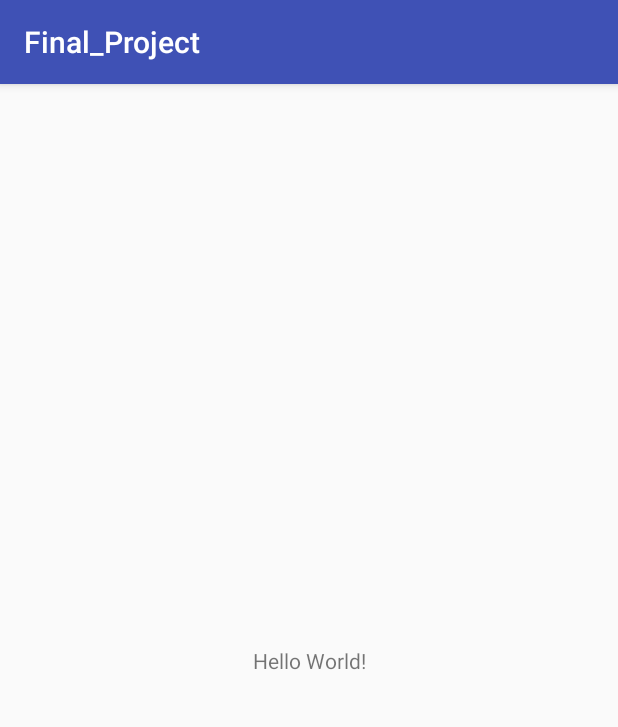
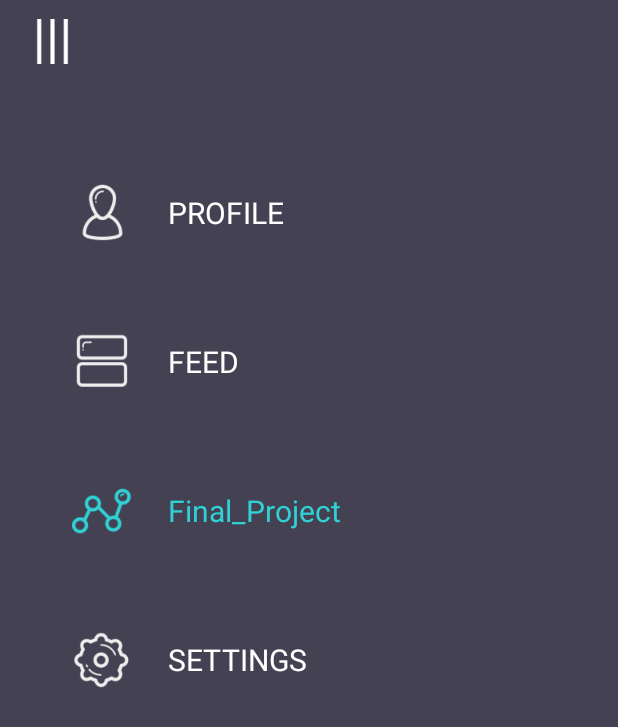
Before and after one commit to KingsleyChung/Android_Final_Project, an Android app: the screen it shows after launch (MainActivity), on a phone screen of 412 x 824 dp. Shown: the top 727 px of the screen. Run offline under Robolectric (Android 15) with nearby library versions, the phone set to English and light mode, and no system bars; libraries missing offline, so code that uses them is left out: com.yalantis.guillotine; 1 statement that could not run was skipped.

Commit message:
add menu framework and animation

```diff
--- /dev/null
+++ b/app/src/main/java/cn/kingsleychung/final_project/App.java
@@ -0,0 +1,23 @@
+package cn.kingsleychung.final_project;
+
+import android.app.Application;
+import android.graphics.Typeface;
+
+/**
+ * Created by Kings on 2017/12/13.
+ */
+
+public class App extends Application {
+    private static final String CANARO_EXTRA_BOLD_PATH = "fonts/canaro_extra_bold.otf";
+    public static Typeface canaroExtraBold;
+
+    @Override
+    public void onCreate() {
+        super.onCreate();
+        initTypeface();
+    }
+
+    private void initTypeface() {
+        canaroExtraBold = Typeface.createFromAsset(getAssets(), CANARO_EXTRA_BOLD_PATH);
+    }
+}
--- /dev/null
+++ b/app/src/main/java/cn/kingsleychung/final_project/CanaroTextView.java
@@ -0,0 +1,27 @@
+package cn.kingsleychung.final_project;
+
+import android.content.Context;
+import android.util.AttributeSet;
+import android.widget.TextView;
+
+import cn.kingsleychung.final_project.App;
+
+/**
+ * Created by Kings on 2017/12/13.
+ */
+
+public class CanaroTextView extends TextView {
+    public CanaroTextView(Context context) {
+        this(context, null);
+    }
+
+    public CanaroTextView(Context context, AttributeSet attrs) {
+        this(context, attrs, 0);
+    }
+
+    public CanaroTextView(Context context, AttributeSet attrs, int defStyleAttr) {
+        super(context, attrs, defStyleAttr);
+        setTypeface(App.canaroExtraBold);
+    }
+
+}
--- a/app/src/main/java/cn/kingsleychung/final_project/MainActivity.java
+++ b/app/src/main/java/cn/kingsleychung/final_project/MainActivity.java
@@ -2,12 +2,42 @@ package cn.kingsleychung.final_project;
 
 import android.support.v7.app.AppCompatActivity;
 import android.os.Bundle;
+import android.support.v7.widget.Toolbar;
+import android.view.LayoutInflater;
+import android.view.View;
+import android.widget.FrameLayout;
+
+import com.yalantis.guillotine.animation.GuillotineAnimation;
 
 public class MainActivity extends AppCompatActivity {
+    private static final long RIPPLE_DURATION = 250;
+
+    Toolbar toolbar;
+    FrameLayout root;
+    View contentHamburger;
 
     @Override
     protected void onCreate(Bundle savedInstanceState) {
         super.onCreate(savedInstanceState);
         setContentView(R.layout.activity_main);
+        //ButterKnife.bind(this);
+
+        toolbar = findViewById(R.id.toolbar);
+        root = findViewById(R.id.root);
+        contentHamburger = findViewById(R.id.content_hamburger);
+
+        if (toolbar != null) {
+            setSupportActionBar(toolbar);
+            getSupportActionBar().setTitle(null);
+        }
+
+        View guillotineMenu = LayoutInflater.from(this).inflate(R.layout.guillotine, null);
+        root.addView(guillotineMenu);
+
+        new GuillotineAnimation.GuillotineBuilder(guillotineMenu, guillotineMenu.findViewById(R.id.guillotine_hamburger), contentHamburger)
+                .setStartDelay(RIPPLE_DURATION)
+                .setActionBarViewForAnimation(toolbar)
+                .setClosedOnStart(true)
+                .build();
     }
 }
--- a/app/src/main/res/layout/activity_main.xml
+++ b/app/src/main/res/layout/activity_main.xml
@@ -1,18 +1,46 @@
 <?xml version="1.0" encoding="utf-8"?>
-<android.support.constraint.ConstraintLayout xmlns:android="http://schemas.android.com/apk/res/android"
+<FrameLayout xmlns:android="http://schemas.android.com/apk/res/android"
     xmlns:app="http://schemas.android.com/apk/res-auto"
-    xmlns:tools="http://schemas.android.com/tools"
+    android:id="@+id/root"
     android:layout_width="match_parent"
     android:layout_height="match_parent"
-    tools:context="cn.kingsleychung.final_project.MainActivity">
+    android:background="@color/guillotine_background_dark"
+    android:orientation="vertical">
+    <View
+        android:layout_gravity="top"
+        android:layout_width="match_parent"
+        android:layout_height="@dimen/guillotine_actionbar_background_view_height"
+        android:background="@color/guillotine_background"
+        />
 
-    <TextView
-        android:layout_width="wrap_content"
-        android:layout_height="wrap_content"
-        android:text="Hello World!"
-        app:layout_constraintBottom_toBottomOf="parent"
-        app:layout_constraintLeft_toLeftOf="parent"
-        app:layout_constraintRight_toRightOf="parent"
-        app:layout_constraintTop_toTopOf="parent" />
+    <LinearLayout
+        android:layout_width="match_parent"
+        android:layout_height="match_parent"
+        android:orientation="vertical">
 
-</android.support.constraint.ConstraintLayout>
+        <android.support.v7.widget.Toolbar
+            android:id="@+id/toolbar"
+            app:contentInsetStart="0dp"
+            style="@style/Toolbar">
+
+            <ImageView
+                android:id="@+id/content_hamburger"
+                style="@style/ImageView.Hamburger"
+                android:src="@drawable/ic_menu" />
+
+            <cn.kingsleychung.final_project.CanaroTextView
+                android:layout_width="wrap_content"
+                android:layout_height="wrap_content"
+                android:layout_gravity="center"
+                android:text="@string/app_name"
+                android:textSize="@dimen/guillotine_item_text_size" />
+        </android.support.v7.widget.Toolbar>
+
+        <TextView
+            android:layout_width="match_parent"
+            android:layout_height="match_parent"
+            android:text="地图"
+            android:textSize="60sp"
+            android:gravity="center"/>
+    </LinearLayout>
+</FrameLayout>
--- /dev/null
+++ b/app/src/main/res/layout/guillotine.xml
@@ -0,0 +1,75 @@
+<?xml version="1.0" encoding="utf-8"?>
+<LinearLayout xmlns:android="http://schemas.android.com/apk/res/android"
+    xmlns:app="http://schemas.android.com/apk/res-auto"
+    android:layout_width="match_parent"
+    android:layout_height="match_parent"
+    android:background="@color/guillotine_background"
+    android:orientation="vertical">
+
+    <android.support.v7.widget.Toolbar
+        style="@style/Toolbar"
+        app:contentInsetStart="0dp">
+
+        <ImageView
+            android:id="@+id/guillotine_hamburger"
+            style="@style/ImageView.Hamburger"
+            android:src="@drawable/ic_menu_90" />
+    </android.support.v7.widget.Toolbar>
+
+    <LinearLayout
+        android:id="@+id/profile_group"
+        style="@style/LinearLayout.GuillotineItem"
+        android:layout_marginTop="@dimen/guillotine_medium_margin">
+
+        <ImageView
+            style="@style/ImageView.GuillotineItem"
+            android:src="@drawable/ic_profile" />
+
+        <cn.kingsleychung.final_project.CanaroTextView
+            style="@style/TextView.GuillotineItem"
+            android:text="@string/profile" />
+    </LinearLayout>
+
+    <LinearLayout
+        android:id="@+id/feed_group"
+        style="@style/LinearLayout.GuillotineItem">
+
+        <ImageView
+            style="@style/ImageView.GuillotineItem"
+            android:src="@drawable/ic_feed" />
+
+        <cn.kingsleychung.final_project.CanaroTextView
+            style="@style/TextView.GuillotineItem"
+            android:text="@string/feed" />
+    </LinearLayout>
+
+    <LinearLayout
+        android:id="@+id/activity_group"
+        style="@style/LinearLayout.GuillotineItem">
+
+        <ImageView
+            style="@style/ImageView.GuillotineItem"
+            android:src="@drawable/ic_activity_active" />
+
+        <cn.kingsleychung.final_project.CanaroTextView
+            style="@style/TextView.GuillotineItem.Selected"
+            android:text="@string/app_name" />
+    </LinearLayout>
+
+    <!--<View-->
+        <!--android:layout_width="match_parent"-->
+        <!--android:layout_height="@dimen/guillotine_divider_height" />-->
+
+    <LinearLayout
+        android:id="@+id/settings_group"
+        style="@style/LinearLayout.GuillotineItem">
+
+        <ImageView
+            style="@style/ImageView.GuillotineItem"
+            android:src="@drawable/ic_settings" />
+
+        <cn.kingsleychung.final_project.CanaroTextView
+            style="@style/TextView.GuillotineItem"
+            android:text="@string/settings" />
+    </LinearLayout>
+</LinearLayout>
--- a/app/src/main/res/values/colors.xml
+++ b/app/src/main/res/values/colors.xml
@@ -3,4 +3,8 @@
     <color name="colorPrimary">#3F51B5</color>
     <color name="colorPrimaryDark">#303F9F</color>
     <color name="colorAccent">#FF4081</color>
+
+    <color name="guillotine_background">#444153</color>
+    <color name="guillotine_background_dark">#383547</color>
+    <color name="selected_item_color">#30d1d5</color>
 </resources>
--- /dev/null
+++ b/app/src/main/res/values/dimens.xml
@@ -0,0 +1,12 @@
+<?xml version="1.0" encoding="utf-8"?>
+<resources>
+    <!-- Guillotine screen dimens-->
+    <dimen name="guillotine_small_margin">24dp</dimen>
+    <dimen name="guillotine_medium_margin">48dp</dimen>
+    <dimen name="guillotine_large_margin">80dp</dimen>
+    <dimen name="guillotine_divider_height">40dp</dimen>
+
+    <dimen name="guillotine_item_text_size">20sp</dimen>
+    <dimen name="guillotine_actionbar_background_view_height">35dp</dimen>
+
+</resources>
--- a/app/src/main/res/values/strings.xml
+++ b/app/src/main/res/values/strings.xml
@@ -1,3 +1,7 @@
 <resources>
     <string name="app_name">Final_Project</string>
+    <string name="profile">PROFILE</string>
+    <string name="feed">FEED</string>
+    <string name="activity">ACTIVITY</string>
+    <string name="settings">SETTINGS</string>
 </resources>
--- a/app/src/main/res/values/styles.xml
+++ b/app/src/main/res/values/styles.xml
@@ -1,11 +1,75 @@
 <resources>
 
     <!-- Base application theme. -->
-    <style name="AppTheme" parent="Theme.AppCompat.Light.DarkActionBar">
-        <!-- Customize your theme here. -->
-        <item name="colorPrimary">@color/colorPrimary</item>
-        <item name="colorPrimaryDark">@color/colorPrimaryDark</item>
-        <item name="colorAccent">@color/colorAccent</item>
+    <style name="AppTheme" parent="Theme.Guillotine"/>
+
+    <style name="Theme.Guillotine" parent="Theme.AppCompat.NoActionBar">
+        <item name="android:colorPrimaryDark">@color/guillotine_background</item>
+        <item name="android:colorPrimary">@color/guillotine_background_dark</item>
+        <item name="android:windowContentOverlay">@null</item>
+        <item name="android:windowNoTitle">true</item>
+        <item name="android:windowActionBar">false</item>
+    </style>
+
+    <style name="LinearLayout" />
+
+    <style name="LinearLayout.GuillotineItem">
+        <item name="android:layout_width">match_parent</item>
+        <item name="android:layout_height">wrap_content</item>
+        <item name="android:orientation">horizontal</item>
+        <item name="android:layout_marginTop">@dimen/guillotine_small_margin</item>
+    </style>
+
+    <style name="TextView" />
+
+    <style name="TextView.ToolbarTitle">
+        <item name="android:gravity">center</item>
+        <item name="android:textSize">24sp</item>
+        <item name="android:layout_width">match_parent</item>
+        <item name="android:layout_height">wrap_content</item>
+    </style>
+
+    <style name="TextView.GuillotineItem">
+        <item name="android:layout_width">wrap_content</item>
+        <item name="android:layout_height">wrap_content</item>
+        <item name="android:layout_marginLeft">@dimen/guillotine_small_margin</item>
+        <item name="android:textSize">@dimen/guillotine_item_text_size</item>
+        <item name="android:layout_gravity">center_vertical</item>
+        <item name="android:textColor">@android:color/white</item>
+    </style>
+
+    <style name="TextView.GuillotineItem.Selected">
+        <item name="android:textColor">@color/selected_item_color</item>
+    </style>
+
+    <style name="Toolbar">
+        <item name="android:layout_height">wrap_content</item>
+        <item name="android:layout_width">match_parent</item>
+        <item name="android:minHeight">?attr/actionBarSize</item>
+        <item name="android:windowNoTitle">true</item>
+        <item name="android:background">@color/guillotine_background</item>
+    </style>
+
+    <style name="ImageView" />
+
+    <style name="ImageView.ContentItem">
+        <item name="android:layout_height">wrap_content</item>
+        <item name="android:layout_width">match_parent</item>
+    </style>
+
+    <style name="ImageView.Hamburger" parent="Widget.AppCompat.ActionButton">
+        <item name="android:layout_height">30dp</item>
+        <item name="android:layout_width">30dp</item>
+        <item name="android:layout_marginLeft">20dp</item>
+        <item name="android:scaleType">centerCrop</item>
+        <item name="android:layout_marginBottom">@dimen/abc_action_bar_overflow_padding_start_material</item>
+    </style>
+
+    <style name="ImageView.GuillotineItem">
+        <item name="android:layout_width">40dp</item>
+        <item name="android:layout_height">wrap_content</item>
+        <item name="android:layout_gravity">center_vertical</item>
+        <item name="android:layout_marginLeft">@dimen/guillotine_medium_margin</item>
     </style>
 
 </resources>
--- a/build.gradle
+++ b/build.gradle
@@ -19,6 +19,7 @@ allprojects {
     repositories {
         google()
         jcenter()
+        maven { url "https://jitpack.io" }
     }
 }
 
```
Also changed, not shown: app/build.gradle (+9 -0 lines), app/src/main/res/drawable-v24/ic_activity.png (added), app/src/main/res/drawable-v24/ic_activity_active.png (added), app/src/main/res/drawable-v24/ic_feed.png (added), app/src/main/res/drawable-v24/ic_menu.png (added), app/src/main/res/drawable-v24/ic_menu_90.png (added), app/src/main/res/drawable-v24/ic_profile.png (added), app/src/main/res/drawable-v24/ic_settings.png (added).
